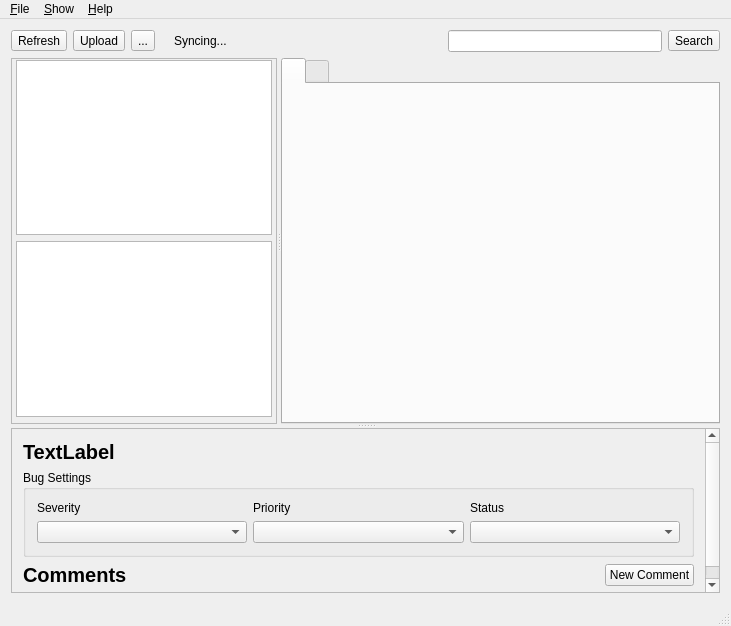
First picture: the form in MainWindow.ui, repository Entomologist/entomologist, before the edit.
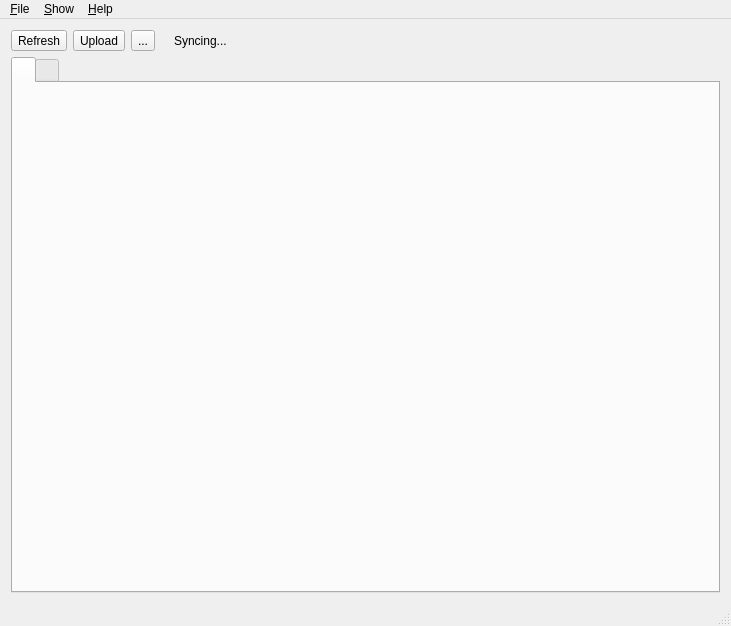
Second picture: the form after the edit. The open tabs and pages were chosen to show the change. Icons and pictures are not drawn. Custom widgets are drawn as their Qt base class.

The edit to the form file:
```diff
--- a/MainWindow.ui
+++ b/MainWindow.ui
@@ -153,35 +153,6 @@
         </property>
        </spacer>
       </item>
-      <item>
-       <widget class="PlaceholderLineEdit" name="searchEdit"/>
-      </item>
-      <item>
-       <widget class="QToolButton" name="searchButton">
-        <property name="toolTip">
-         <string>Search</string>
-        </property>
-        <property name="statusTip">
-         <string>Search across bugs in all selected trackers</string>
-        </property>
-        <property name="text">
-         <string>Search</string>
-        </property>
-        <property name="icon">
-         <iconset resource="resources.qrc">
-          <normaloff>:/search</normaloff>:/search</iconset>
-        </property>
-        <property name="iconSize">
-         <size>
-          <width>32</width>
-          <height>32</height>
-         </size>
-        </property>
-        <property name="toolButtonStyle">
-         <enum>Qt::ToolButtonIconOnly</enum>
-        </property>
-       </widget>
-      </item>
      </layout>
     </item>
     <item>
@@ -199,79 +170,7 @@
        <property name="orientation">
         <enum>Qt::Horizontal</enum>
        </property>
-       <widget class="QFrame" name="trackstatsFrame">
-        <property name="sizePolicy">
-         <sizepolicy hsizetype="MinimumExpanding" vsizetype="MinimumExpanding">
-          <horstretch>0</horstretch>
-          <verstretch>0</verstretch>
-         </sizepolicy>
-        </property>
-        <property name="frameShape">
-         <enum>QFrame::StyledPanel</enum>
-        </property>
-        <property name="frameShadow">
-         <enum>QFrame::Raised</enum>
-        </property>
-        <property name="lineWidth">
-         <number>1</number>
-        </property>
-        <layout class="QVBoxLayout" name="verticalLayout_2">
-         <property name="sizeConstraint">
-          <enum>QLayout::SetMinAndMaxSize</enum>
-         </property>
-         <property name="leftMargin">
-          <number>4</number>
-         </property>
-         <property name="topMargin">
-          <number>1</number>
-         </property>
-         <property name="rightMargin">
-          <number>4</number>
-         </property>
-         <property name="bottomMargin">
-          <number>6</number>
-         </property>
-         <item>
-          <widget class="QListWidget" name="statsList">
-           <property name="sizePolicy">
-            <sizepolicy hsizetype="Expanding" vsizetype="Expanding">
-             <horstretch>0</horstretch>
-             <verstretch>0</verstretch>
-            </sizepolicy>
-           </property>
-          </widget>
-         </item>
-         <item>
-          <widget class="QListWidget" name="trackerList">
-           <property name="sizePolicy">
-            <sizepolicy hsizetype="Expanding" vsizetype="Expanding">
-             <horstretch>0</horstretch>
-             <verstretch>0</verstretch>
-            </sizepolicy>
-           </property>
-           <property name="statusTip">
-            <string>Ticking the boxes changes the tracker selection</string>
-           </property>
-           <property name="editTriggers">
-            <set>QAbstractItemView::NoEditTriggers</set>
-           </property>
-           <property name="showDropIndicator" stdset="0">
-            <bool>false</bool>
-           </property>
-           <property name="alternatingRowColors">
-            <bool>false</bool>
-           </property>
-           <property name="selectionMode">
-            <enum>QAbstractItemView::NoSelection</enum>
-           </property>
-           <property name="selectionBehavior">
-            <enum>QAbstractItemView::SelectRows</enum>
-           </property>
-          </widget>
-         </item>
-        </layout>
-       </widget>
-       <widget class="QTabWidget" name="trackerTab">
+       <widget class="TrackerTabWidget" name="trackerTab">
         <property name="sizePolicy">
          <sizepolicy hsizetype="Expanding" vsizetype="Expanding">
           <horstretch>6</horstretch>
@@ -297,7 +196,7 @@
          <bool>false</bool>
         </property>
         <property name="movable">
-         <bool>false</bool>
+         <bool>true</bool>
         </property>
         <widget class="QWidget" name="widget">
          <attribute name="title">
@@ -311,150 +210,6 @@
         </widget>
        </widget>
       </widget>
-      <widget class="QScrollArea" name="detailsScrollArea">
-       <property name="frameShape">
-        <enum>QFrame::StyledPanel</enum>
-       </property>
-       <property name="frameShadow">
-        <enum>QFrame::Sunken</enum>
-       </property>
-       <property name="widgetResizable">
-        <bool>true</bool>
-       </property>
-       <widget class="QWidget" name="scrollAreaWidgetContents_2">
-        <property name="geometry">
-         <rect>
-          <x>0</x>
-          <y>0</y>
-          <width>690</width>
-          <height>214</height>
-         </rect>
-        </property>
-        <layout class="QVBoxLayout" name="verticalLayout_3">
-         <item>
-          <layout class="QHBoxLayout" name="horizontalLayout_2">
-           <item>
-            <widget class="QLabel" name="bugDetailsLabel">
-             <property name="font">
-              <font>
-               <pointsize>15</pointsize>
-               <weight>75</weight>
-               <bold>true</bold>
-              </font>
-             </property>
-             <property name="text">
-              <string>TextLabel</string>
-             </property>
-            </widget>
-           </item>
-           <item>
-            <spacer name="horizontalSpacer_3">
-             <property name="orientation">
-              <enum>Qt::Horizontal</enum>
-             </property>
-             <property name="sizeHint" stdset="0">
-              <size>
-               <width>40</width>
-               <height>20</height>
-              </size>
-             </property>
-            </spacer>
-           </item>
-          </layout>
-         </item>
-         <item>
-          <widget class="QGroupBox" name="groupBox">
-           <property name="title">
-            <string>Bug Settings</string>
-           </property>
-           <layout class="QGridLayout" name="gridLayout_2">
-            <item row="0" column="0">
-             <widget class="QLabel" name="severityLabel">
-              <property name="text">
-               <string>Severity</string>
-              </property>
-             </widget>
-            </item>
-            <item row="0" column="1">
-             <widget class="QLabel" name="priorityLabel">
-              <property name="text">
-               <string>Priority</string>
-              </property>
-             </widget>
-            </item>
-            <item row="0" column="2">
-             <widget class="QLabel" name="statusLabel">
-              <property name="text">
-               <string>Status</string>
-              </property>
-             </widget>
-            </item>
-            <item row="1" column="2">
-             <widget class="QComboBox" name="statusCombo"/>
-            </item>
-            <item row="1" column="1">
-             <widget class="QComboBox" name="priorityCombo"/>
-            </item>
-            <item row="1" column="0">
-             <widget class="QComboBox" name="severityCombo"/>
-            </item>
-           </layout>
-          </widget>
-         </item>
-         <item>
-          <layout class="QHBoxLayout" name="horizontalLayout_3">
-           <item>
-            <widget class="QLabel" name="commentsLabel">
-             <property name="font">
-              <font>
-               <pointsize>15</pointsize>
-               <weight>75</weight>
-               <bold>true</bold>
-              </font>
-             </property>
-             <property name="text">
-              <string>Comments</string>
-             </property>
-            </widget>
-           </item>
-           <item>
-            <spacer name="horizontalSpacer">
-             <property name="orientation">
-              <enum>Qt::Horizontal</enum>
-             </property>
-             <property name="sizeHint" stdset="0">
-              <size>
-               <width>40</width>
-               <height>20</height>
-              </size>
-             </property>
-            </spacer>
-           </item>
-           <item>
-            <widget class="QPushButton" name="newCommentButton">
-             <property name="text">
-              <string>New Comment</string>
-             </property>
-             <property name="shortcut">
-              <string>Ctrl+Shift+C</string>
-             </property>
-            </widget>
-           </item>
-          </layout>
-         </item>
-         <item>
-          <widget class="Line" name="line">
-           <property name="orientation">
-            <enum>Qt::Horizontal</enum>
-           </property>
-          </widget>
-         </item>
-         <item>
-          <layout class="QVBoxLayout" name="commentLayout"/>
-         </item>
-        </layout>
-       </widget>
-      </widget>
      </widget>
     </item>
    </layout>
@@ -599,9 +354,10 @@
  <layoutdefault spacing="6" margin="11"/>
  <customwidgets>
   <customwidget>
-   <class>PlaceholderLineEdit</class>
-   <extends>QLineEdit</extends>
-   <header>PlaceholderLineEdit.h</header>
+   <class>TrackerTabWidget</class>
+   <extends>QTabWidget</extends>
+   <header>TrackerTabWidget.h</header>
+   <container>1</container>
   </customwidget>
  </customwidgets>
  <resources>
```
Left out of the diff: 17 changed lines with no effect on the pictures.
